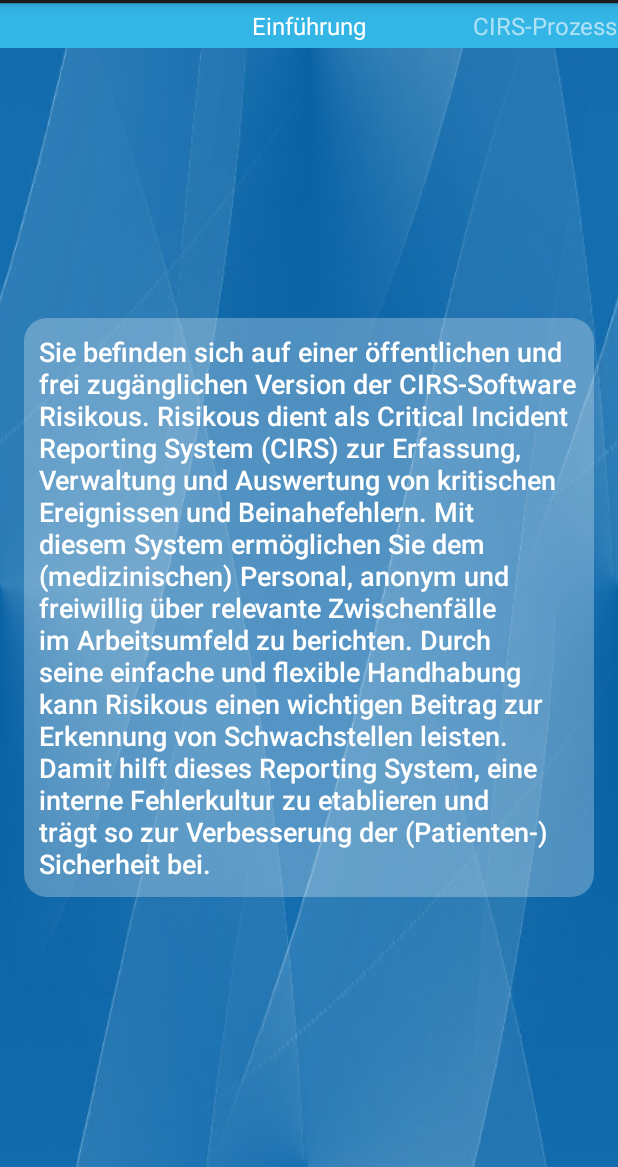
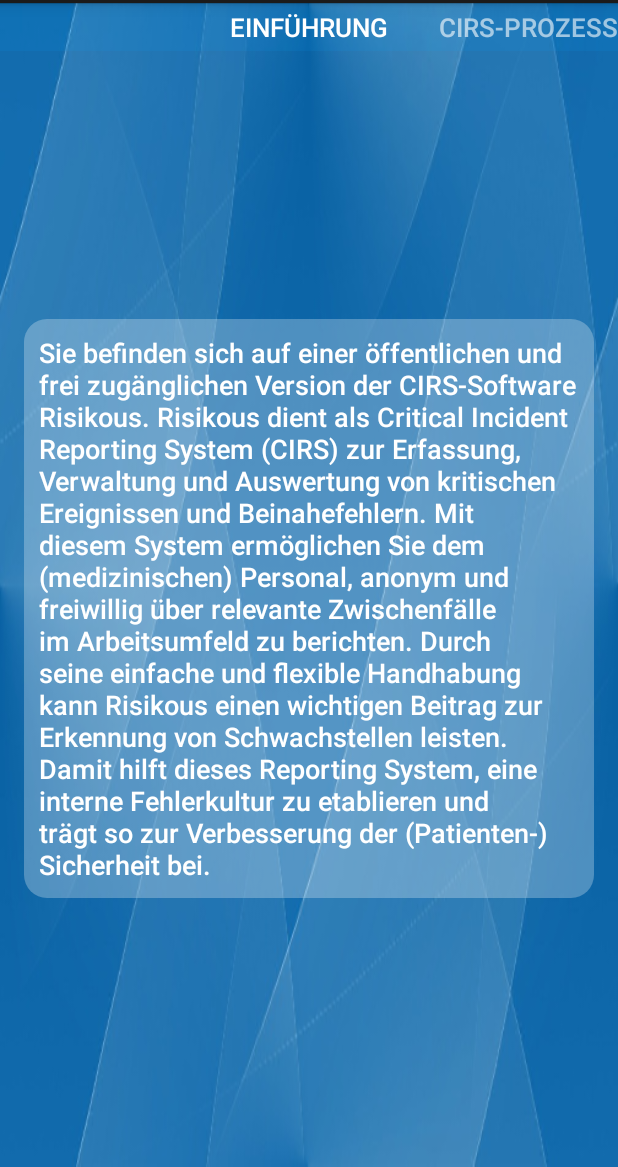
Before and after one commit to JHilsberg/RisikousApp2, an Android app: the screen it shows after launch (MainActivity), on a phone screen of 412 x 824 dp, the part 69-1236 px from its top. Run offline under Robolectric (Android 15) with nearby library versions, the phone set to English and light mode, and no system bars; 2 statements that could not run were skipped.

Commit message:
litttle view changes

```diff
--- a/app/src/main/res/layout/activity_item_one.xml
+++ b/app/src/main/res/layout/activity_item_one.xml
@@ -14,9 +14,10 @@
         android:layout_width="match_parent"
         android:layout_height="wrap_content"
         android:layout_gravity="top"
-        android:background="#33b5e5"
+        android:background="#1904a0ff"
         android:paddingBottom="4dp"
         android:paddingTop="4dp"
-        android:textColor="#fff" />
-
+        android:textColor="#fff"
+        android:textSize="17dp"
+        android:textAppearance="@android:style/TextAppearance.DeviceDefault.Widget.ActionBar.Menu" />
 </android.support.v4.view.ViewPager>
--- a/app/src/main/res/layout/fragment_item_one_dummy.xml
+++ b/app/src/main/res/layout/fragment_item_one_dummy.xml
@@ -11,6 +11,7 @@
     <TextView
         android:id="@+id/section_label"
         android:layout_width="wrap_content"
-        android:layout_height="wrap_content" />
+        android:layout_height="wrap_content"
+         />
 
 </RelativeLayout>
```
